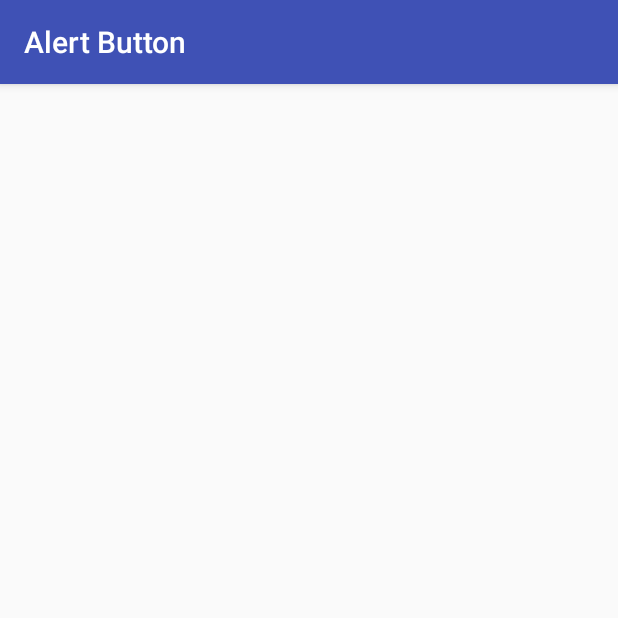
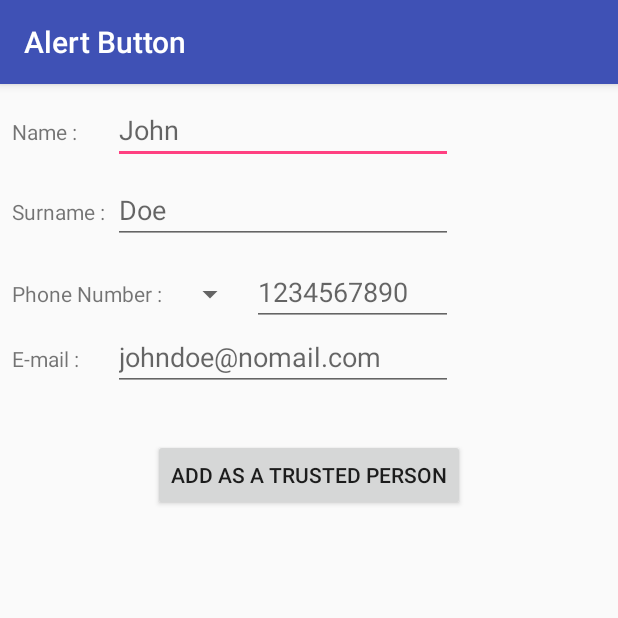
Before and after one commit to Alpkant/AlertButton, an Android app: the AddActivity screen opened directly, with no data from a screen before it, on a phone screen of 412 x 824 dp, the top half of it. Run offline under Robolectric (Android 15) with nearby library versions, the phone set to English and light mode, and no system bars.

Commit message:
Layout changed.

```diff
--- a/app/src/main/res/layout/add_person.xml
+++ b/app/src/main/res/layout/add_person.xml
@@ -1,6 +1,129 @@
 <?xml version="1.0" encoding="utf-8"?>
-<LinearLayout xmlns:android="http://schemas.android.com/apk/res/android"
-    android:orientation="vertical" android:layout_width="match_parent"
-    android:layout_height="match_parent">
+<android.support.constraint.ConstraintLayout xmlns:android="http://schemas.android.com/apk/res/android"
+    xmlns:app="http://schemas.android.com/apk/res-auto"
+    xmlns:tools="http://schemas.android.com/tools"
+    android:layout_width="match_parent"
+    android:layout_height="match_parent"
+    android:orientation="vertical">
 
-</LinearLayout>
+    <TextView
+        android:id="@+id/name"
+        android:layout_width="wrap_content"
+        android:layout_height="wrap_content"
+        android:layout_marginStart="8dp"
+        android:text="@string/name"
+        app:layout_constraintBaseline_toBaselineOf="@+id/name_edit_text"
+        android:layout_marginLeft="8dp"
+        app:layout_constraintLeft_toLeftOf="parent" />
+
+    <EditText
+        android:id="@+id/name_edit_text"
+        android:layout_width="0dp"
+        android:layout_height="wrap_content"
+        android:layout_marginTop="8dp"
+        android:hint="@string/name_hint"
+        app:layout_constraintTop_toTopOf="parent"
+        app:layout_constraintLeft_toRightOf="@+id/name"
+        android:layout_marginStart="24dp"
+        app:layout_constraintDimensionRatio="w,5:1" />
+
+    <TextView
+        android:id="@+id/surname"
+        android:layout_width="wrap_content"
+        android:layout_height="wrap_content"
+        android:text="@string/surname"
+        app:layout_constraintBaseline_toBaselineOf="@+id/surname_edit_text"
+        app:layout_constraintLeft_toLeftOf="@+id/name" />
+
+    <EditText
+        android:id="@+id/surname_edit_text"
+        android:layout_width="0dp"
+        android:layout_height="wrap_content"
+        android:layout_marginStart="0dp"
+        android:layout_marginTop="8dp"
+        android:hint="@string/surname_hint"
+        app:layout_constraintDimensionRatio="w,5:1"
+        app:layout_constraintTop_toBottomOf="@+id/name_edit_text"
+        app:layout_constraintLeft_toLeftOf="@+id/name_edit_text" />
+
+    <TextView
+        android:id="@+id/phone"
+        android:layout_width="wrap_content"
+        android:layout_height="wrap_content"
+        android:layout_marginLeft="8dp"
+        android:layout_marginStart="8dp"
+        android:layout_marginTop="23dp"
+        android:text="@string/phone_number"
+        app:layout_constraintLeft_toLeftOf="parent"
+        app:layout_constraintTop_toBottomOf="@+id/surname_edit_text" />
+
+    <Spinner
+        android:id="@+id/country_code"
+        android:layout_width="0dp"
+        android:layout_height="wrap_content"
+        android:layout_marginTop="21dp"
+        app:layout_constraintTop_toBottomOf="@+id/surname_edit_text"
+        app:layout_constraintLeft_toRightOf="@+id/phone"
+        android:layout_marginLeft="8dp" />
+
+    <EditText
+        android:id="@+id/phone_edit_text"
+        android:layout_width="0dp"
+        android:layout_height="wrap_content"
+        android:layout_marginLeft="4dp"
+        android:ems="5"
+        android:inputType="phone"
+        app:layout_constraintBaseline_toBaselineOf="@+id/phone"
+        app:layout_constraintLeft_toRightOf="@+id/country_code"
+        android:layout_marginEnd="0dp"
+        android:hint="1234567890"
+        app:layout_constraintRight_toRightOf="@+id/surname_edit_text" />
+
+    <TextView
+        android:id="@+id/email"
+        android:layout_width="wrap_content"
+        android:layout_height="wrap_content"
+        android:layout_marginLeft="8dp"
+        android:text="@string/e_mail"
+        app:layout_constraintLeft_toLeftOf="parent"
+        android:layout_marginTop="24dp"
+        app:layout_constraintTop_toBottomOf="@+id/phone" />
+
+    <EditText
+        android:id="@+id/email_edit_text"
+        android:layout_width="0dp"
+        android:layout_height="wrap_content"
+        android:layout_marginLeft="0dp"
+        android:hint="@string/email_hint"
+        android:ems="5"
+        android:inputType="textEmailAddress"
+        app:layout_constraintBaseline_toBaselineOf="@+id/email"
+        app:layout_constraintDimensionRatio="w,5:1"
+        app:layout_constraintLeft_toLeftOf="@+id/surname_edit_text" />
+
+    <Button
+        android:id="@+id/add_button"
+        android:layout_width="wrap_content"
+        android:layout_height="wrap_content"
+        android:text="@string/add_as_person"
+        android:layout_marginLeft="8dp"
+        app:layout_constraintLeft_toLeftOf="parent"
+        android:layout_marginRight="8dp"
+        app:layout_constraintRight_toRightOf="parent"
+        android:layout_marginTop="32dp"
+        app:layout_constraintTop_toBottomOf="@+id/email_edit_text" />
+
+    <Button
+        android:id="@+id/button2"
+        android:layout_width="wrap_content"
+        android:layout_height="wrap_content"
+        android:text="@string/select_from_contact"
+        android:visibility="invisible"
+        android:layout_marginTop="8dp"
+        app:layout_constraintTop_toBottomOf="@+id/add_button"
+        android:layout_marginRight="8dp"
+        app:layout_constraintRight_toRightOf="parent"
+        android:layout_marginLeft="8dp"
+        app:layout_constraintLeft_toLeftOf="parent" />
+
+</android.support.constraint.ConstraintLayout>
```
